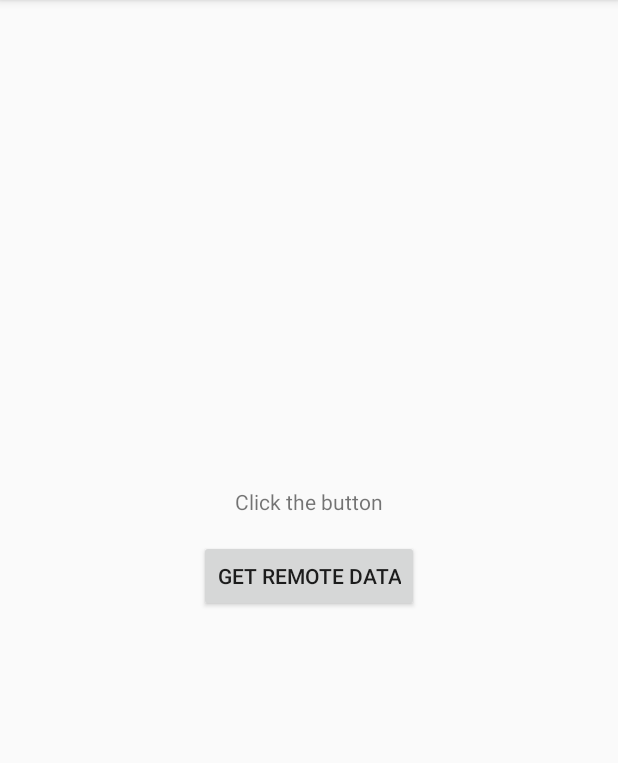
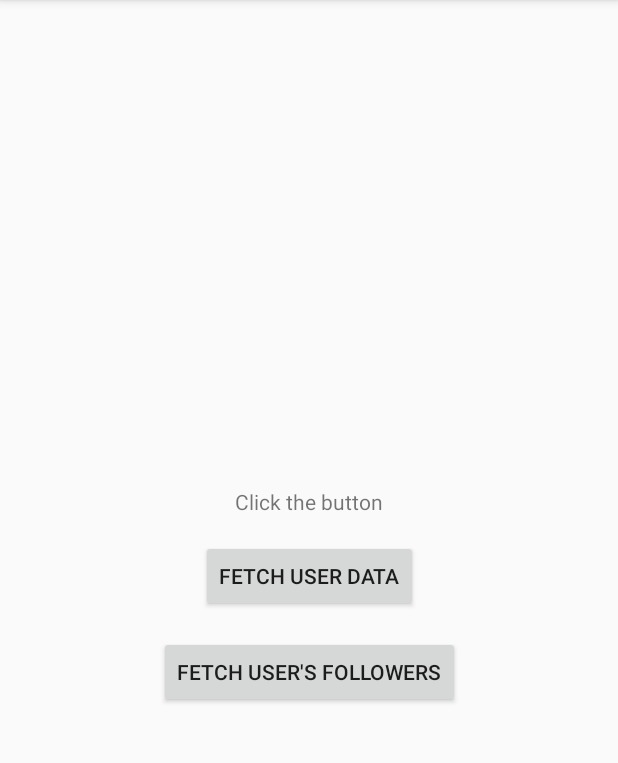
Before and after one commit to DrankoLQ/RxBasics, an Android app: the screen it shows after launch (MainActivity), on a phone screen of 412 x 824 dp, the part 84-847 px from its top. Run offline under Robolectric (Android 15) with nearby library versions, the phone set to English and light mode, and no system bars; our stand-ins replace ButterKnife, RxJava; 4 statements that could not run were skipped.

```diff
--- a/app/src/main/java/com/daniellq/rxbasics/MainActivity.kt
+++ b/app/src/main/java/com/daniellq/rxbasics/MainActivity.kt
@@ -11,6 +11,8 @@ import butterknife.ButterKnife
 class MainActivity : AppCompatActivity(), IMainView {
     @BindView(R.id.btnGetData)
     lateinit var btnGetData: Button
+    @BindView(R.id.btnGetEmailFromUser)
+    lateinit var btnGetEmailFromUse: Button
     @BindView(R.id.fetchStatus)
     lateinit var fetchStatus: TextView
 
@@ -23,6 +25,9 @@ class MainActivity : AppCompatActivity(), IMainView {
         btnGetData.setOnClickListener {
             mPresenter.fetchData()
         }
+        btnGetEmailFromUse.setOnClickListener( {
+            mPresenter.fetchUserFollowers()
+        })
     }
 
     override fun setStatus(status: String) {
--- a/app/src/main/java/com/daniellq/rxbasics/api/ApiService.kt
+++ b/app/src/main/java/com/daniellq/rxbasics/api/ApiService.kt
@@ -3,6 +3,7 @@ package com.daniellq.rxbasics.api
 import com.daniellq.rxbasics.model.GithubUser
 import io.reactivex.Observable
 import retrofit2.http.GET
+import retrofit2.http.Path
 
 /**
  * Created by dani on 13/9/17.
@@ -11,4 +12,7 @@ import retrofit2.http.GET
 interface ApiService {
     @GET("/users/drankolq")
     fun getGithubUser(): Observable<GithubUser>
+
+    @GET("/users/{username}/followers")
+    fun getUserFollowers(@Path("username") userName: String?): Observable<List<GithubUser>>
 }
--- a/app/src/main/java/com/daniellq/rxbasics/model/GithubUser.kt
+++ b/app/src/main/java/com/daniellq/rxbasics/model/GithubUser.kt
@@ -4,6 +4,7 @@ package com.daniellq.rxbasics.model
  * Created by dani on 13/9/17.
  */
 class GithubUser(val name: String,
+                 val login: String,
                  val location: String,
                  val email: String,
                  val bio: String,
--- a/app/src/main/res/layout/activity_main.xml
+++ b/app/src/main/res/layout/activity_main.xml
@@ -26,10 +26,22 @@
         android:layout_marginLeft="8dp"
         android:layout_marginRight="8dp"
         android:layout_marginTop="8dp"
-        android:text="Get remote data"
+        android:text="Fetch user data"
         app:layout_constraintBottom_toBottomOf="parent"
         app:layout_constraintLeft_toLeftOf="parent"
         app:layout_constraintRight_toRightOf="parent"
         app:layout_constraintTop_toTopOf="parent" />
 
+    <Button
+        android:id="@+id/btnGetEmailFromUser"
+        android:layout_width="wrap_content"
+        android:layout_height="wrap_content"
+        android:layout_marginEnd="8dp"
+        android:layout_marginStart="8dp"
+        android:layout_marginTop="16dp"
+        android:text="Fetch user's followers"
+        app:layout_constraintEnd_toEndOf="parent"
+        app:layout_constraintStart_toStartOf="parent"
+        app:layout_constraintTop_toBottomOf="@+id/btnGetData" />
+
 </android.support.constraint.ConstraintLayout>
```
Also changed, not shown: app/src/main/java/com/daniellq/rxbasics/MainPresenter.kt (+30 -0 lines).
